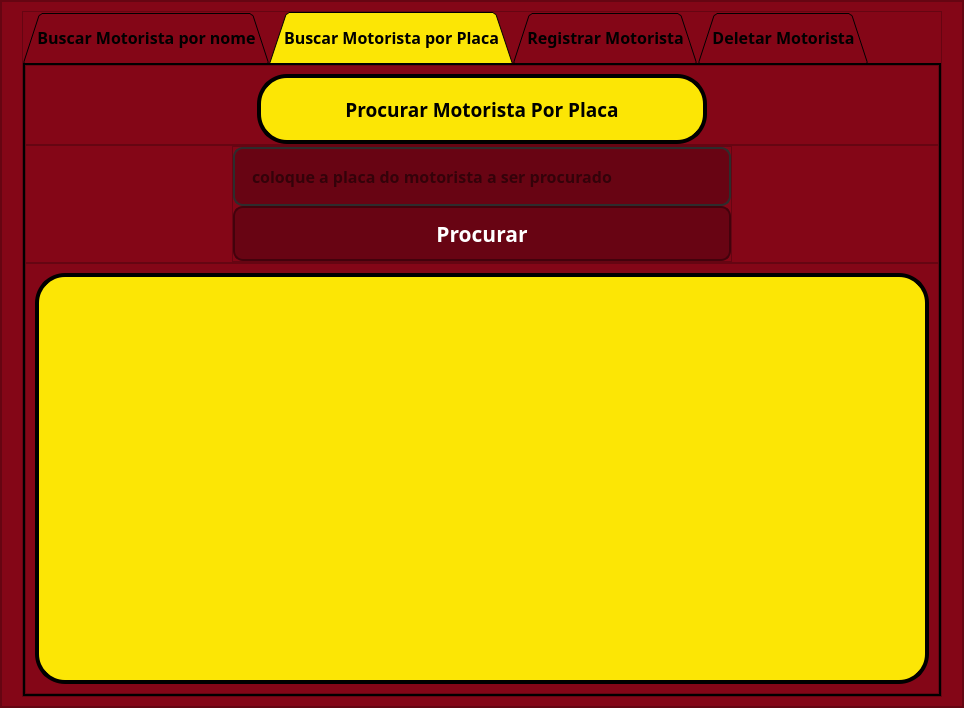
This is src/views/main_gui_mvc_motoristas.ui in AlissonTxD/Gerenciador_de_Motoristas_MVC_PYQT as Qt 5 draws it before an edit. The edited form follows.
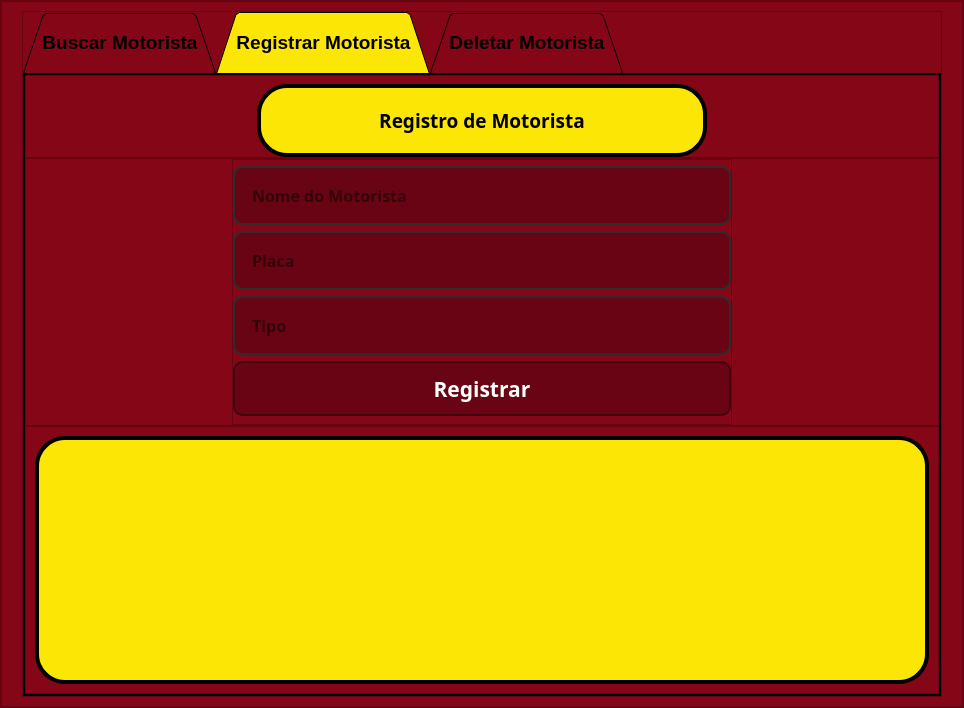
This is the edited form. The open tabs and pages were chosen to show the change. Icons and pictures are not drawn.

Commit message: feat: atualizar aba de procura

The edit to the form file:
```diff
--- a/src/views/main_gui_mvc_motoristas.ui
+++ b/src/views/main_gui_mvc_motoristas.ui
@@ -126,8 +126,8 @@
               <widget class="QTabWidget" name="tabwidget_main">
                <property name="font">
                 <font>
-                 <family>Arial Black</family>
-                 <pointsize>12</pointsize>
+                 <family>Arial</family>
+                 <pointsize>14</pointsize>
                  <weight>75</weight>
                  <bold>true</bold>
                 </font>
@@ -137,10 +137,11 @@
                </property>
                <property name="styleSheet">
                 <string notr="true">QTabBar::tab {
-    border: 5px solid black;
-    padding: 10px;
+    border: 50px solid black;
+    padding: 15px;
     color: black;
-border: 4px solid black;
+	border: 4px solid black;
+	background-color: rgb(255, 0, 4);
 }
 
 QTabBar::tab:selected {
@@ -182,7 +183,7 @@
                </property>
                <widget class="QWidget" name="tab_name_search">
                 <attribute name="title">
-                 <string>Buscar Motorista por nome</string>
+                 <string>Buscar Motorista</string>
                 </attribute>
                 <layout class="QVBoxLayout" name="verticalLayout_3">
                  <property name="spacing">
@@ -440,310 +441,7 @@
                    </property>
                    <layout class="QVBoxLayout" name="verticalLayout_5">
                     <item>
-                     <widget class="QTextEdit" name="textedit_name_search">
-                      <property name="maximumSize">
-                       <size>
-                        <width>16777215</width>
-                        <height>16777215</height>
-                       </size>
-                      </property>
-                      <property name="font">
-                       <font>
-                        <family>Arial Black</family>
-                        <pointsize>16</pointsize>
-                        <weight>75</weight>
-                        <bold>true</bold>
-                       </font>
-                      </property>
-                      <property name="styleSheet">
-                       <string notr="true">QTextEdit {
-    text-align: center; /* Centraliza horizontalmente */
-    padding-top: 30%; /* Ajusta o padding para centralizar verticalmente */
-	background-color: rgb(252, 230, 5);
-	border: 4px solid rgb(0, 0, 0);
-	border-radius: 30px;
-	color: rgb(0, 0, 0);
-}
-</string>
-                      </property>
-                      <property name="readOnly">
-                       <bool>true</bool>
-                      </property>
-                      <property name="html">
-                       <string>&lt;!DOCTYPE HTML PUBLIC &quot;-//W3C//DTD HTML 4.0//EN&quot; &quot;http://www.w3.org/TR/REC-html40/strict.dtd&quot;&gt;
-&lt;html&gt;&lt;head&gt;&lt;meta name=&quot;qrichtext&quot; content=&quot;1&quot; /&gt;&lt;style type=&quot;text/css&quot;&gt;
-p, li { white-space: pre-wrap; }
-&lt;/style&gt;&lt;/head&gt;&lt;body style=&quot; font-family:'Arial Black'; font-size:16pt; font-weight:600; font-style:normal;&quot;&gt;
-&lt;p align=&quot;center&quot; style=&quot;-qt-paragraph-type:empty; margin-top:0px; margin-bottom:0px; margin-left:0px; margin-right:0px; -qt-block-indent:0; text-indent:0px;&quot;&gt;&lt;br /&gt;&lt;/p&gt;&lt;/body&gt;&lt;/html&gt;</string>
-                      </property>
-                     </widget>
-                    </item>
-                   </layout>
-                  </widget>
-                 </item>
-                </layout>
-               </widget>
-               <widget class="QWidget" name="tab_plate_search">
-                <attribute name="title">
-                 <string>Buscar Motorista por Placa</string>
-                </attribute>
-                <layout class="QVBoxLayout" name="verticalLayout_8">
-                 <property name="spacing">
-                  <number>0</number>
-                 </property>
-                 <property name="leftMargin">
-                  <number>0</number>
-                 </property>
-                 <property name="topMargin">
-                  <number>0</number>
-                 </property>
-                 <property name="rightMargin">
-                  <number>0</number>
-                 </property>
-                 <property name="bottomMargin">
-                  <number>0</number>
-                 </property>
-                 <item>
-                  <widget class="QFrame" name="frame_title_plate">
-                   <property name="minimumSize">
-                    <size>
-                     <width>0</width>
-                     <height>80</height>
-                    </size>
-                   </property>
-                   <property name="maximumSize">
-                    <size>
-                     <width>16777215</width>
-                     <height>83</height>
-                    </size>
-                   </property>
-                   <property name="styleSheet">
-                    <string notr="true">background-color: rgb(132, 6, 23);</string>
-                   </property>
-                   <property name="frameShape">
-                    <enum>QFrame::StyledPanel</enum>
-                   </property>
-                   <property name="frameShadow">
-                    <enum>QFrame::Raised</enum>
-                   </property>
-                   <layout class="QHBoxLayout" name="horizontalLayout_5">
-                    <property name="spacing">
-                     <number>0</number>
-                    </property>
-                    <property name="leftMargin">
-                     <number>0</number>
-                    </property>
-                    <property name="topMargin">
-                     <number>8</number>
-                    </property>
-                    <property name="rightMargin">
-                     <number>0</number>
-                    </property>
-                    <property name="bottomMargin">
-                     <number>0</number>
-                    </property>
-                    <item>
-                     <widget class="QLabel" name="title_plate">
-                      <property name="maximumSize">
-                       <size>
-                        <width>450</width>
-                        <height>80</height>
-                       </size>
-                      </property>
-                      <property name="font">
-                       <font>
-                        <family>Arial Black</family>
-                        <pointsize>14</pointsize>
-                        <weight>75</weight>
-                        <bold>true</bold>
-                       </font>
-                      </property>
-                      <property name="styleSheet">
-                       <string notr="true">background-color: rgb(252, 230, 5);
-border: 4px solid rgb(0, 0, 0);
-border-radius: 30px;
-color: rgb(0, 0, 0);</string>
-                      </property>
-                      <property name="text">
-                       <string>Procurar Motorista Por Placa</string>
-                      </property>
-                      <property name="alignment">
-                       <set>Qt::AlignCenter</set>
-                      </property>
-                     </widget>
-                    </item>
-                   </layout>
-                  </widget>
-                 </item>
-                 <item>
-                  <widget class="QFrame" name="frame_inputs_plate_back">
-                   <property name="maximumSize">
-                    <size>
-                     <width>16777215</width>
-                     <height>140</height>
-                    </size>
-                   </property>
-                   <property name="styleSheet">
-                    <string notr="true">background-color: rgb(132, 6, 23);</string>
-                   </property>
-                   <property name="frameShape">
-                    <enum>QFrame::StyledPanel</enum>
-                   </property>
-                   <property name="frameShadow">
-                    <enum>QFrame::Raised</enum>
-                   </property>
-                   <layout class="QHBoxLayout" name="horizontalLayout_6" stretch="0">
-                    <property name="spacing">
-                     <number>0</number>
-                    </property>
-                    <property name="leftMargin">
-                     <number>0</number>
-                    </property>
-                    <property name="topMargin">
-                     <number>0</number>
-                    </property>
-                    <property name="rightMargin">
-                     <number>0</number>
-                    </property>
-                    <property name="bottomMargin">
-                     <number>0</number>
-                    </property>
-                    <item>
-                     <widget class="QFrame" name="frame_inputs_plate">
-                      <property name="maximumSize">
-                       <size>
-                        <width>500</width>
-                        <height>16777215</height>
-                       </size>
-                      </property>
-                      <property name="styleSheet">
-                       <string notr="true">background-color: rgb(132, 6, 23);</string>
-                      </property>
-                      <property name="frameShape">
-                       <enum>QFrame::StyledPanel</enum>
-                      </property>
-                      <property name="frameShadow">
-                       <enum>QFrame::Raised</enum>
-                      </property>
-                      <layout class="QVBoxLayout" name="verticalLayout_6">
-                       <property name="spacing">
-                        <number>0</number>
-                       </property>
-                       <property name="leftMargin">
-                        <number>0</number>
-                       </property>
-                       <property name="topMargin">
-                        <number>0</number>
-                       </property>
-                       <property name="rightMargin">
-                        <number>0</number>
-                       </property>
-                       <property name="bottomMargin">
-                        <number>0</number>
-                       </property>
-                       <item>
-                        <widget class="QLineEdit" name="lineedit_plate_search">
-                         <property name="font">
-                          <font>
-                           <family>Arial Black</family>
-                           <pointsize>12</pointsize>
-                           <weight>75</weight>
-                           <bold>true</bold>
-                          </font>
-                         </property>
-                         <property name="styleSheet">
-                          <string notr="true">QLineEdit {
-border: 2px solid rgb(45, 45, 45);
-border-radius: 10px;
-padding: 15px;
-background-color: rgb(104, 4, 19);
-}
-
-QLineEdit:hover {
-border: 2px solid rgb(45, 45, 45);
-background-color: rgb(114, 14, 29);
-}
-
-QLineEdit:focus {
-border: 2px solid rgb(252, 230, 5);
-background-color: rgb(114, 14, 29);
-color: rgb(255, 255, 255)
-}
-</string>
-                         </property>
-                         <property name="placeholderText">
-                          <string>coloque a placa do motorista a ser procurado</string>
-                         </property>
-                        </widget>
-                       </item>
-                       <item>
-                        <widget class="QPushButton" name="btn_plate_search">
-                         <property name="minimumSize">
-                          <size>
-                           <width>0</width>
-                           <height>55</height>
-                          </size>
-                         </property>
-                         <property name="font">
-                          <font>
-                           <family>Arial Black</family>
-                           <pointsize>16</pointsize>
-                           <weight>75</weight>
-                           <bold>true</bold>
-                          </font>
-                         </property>
-                         <property name="styleSheet">
-                          <string notr="true">QPushButton{
-background-color: rgb(104, 4, 19);
-border: 2px solid rgb(67, 2, 12);
-border-radius: 10px;
-color: rgb(255, 255, 255);
-}
-
-
-QPushButton:hover{
-background-color: rgb(114, 4, 19);
-border: 2px solid rgb(77, 12, 22);
-}
-
-QPushButton:pressed{
-background-color: rgb(252, 230, 5);
-border: 2px solid rgb(57, 0, 2);
-color: rgb(0, 0, 0)
-}
-
-QPushButton:disabled {
-background-color: #cccccc; /* Cinza */
- border: 2px solid #999999;
-color: #666666; /* Texto cinza escuro */
-}
-</string>
-                         </property>
-                         <property name="text">
-                          <string>Procurar</string>
-                         </property>
-                        </widget>
-                       </item>
-                      </layout>
-                     </widget>
-                    </item>
-                   </layout>
-                  </widget>
-                 </item>
-                 <item>
-                  <widget class="QFrame" name="frame_result_plate">
-                   <property name="styleSheet">
-                    <string notr="true">background-color: rgb(132, 6, 23);</string>
-                   </property>
-                   <property name="frameShape">
-                    <enum>QFrame::StyledPanel</enum>
-                   </property>
-                   <property name="frameShadow">
-                    <enum>QFrame::Raised</enum>
-                   </property>
-                   <layout class="QVBoxLayout" name="verticalLayout_7">
-                    <item>
-                     <widget class="QTextEdit" name="textedit_plate_search">
+                     <widget class="QTextEdit" name="textedit_search">
                       <property name="maximumSize">
                        <size>
                         <width>16777215</width>
```
Left out of the diff: 85 changed lines with no effect on the pictures.
